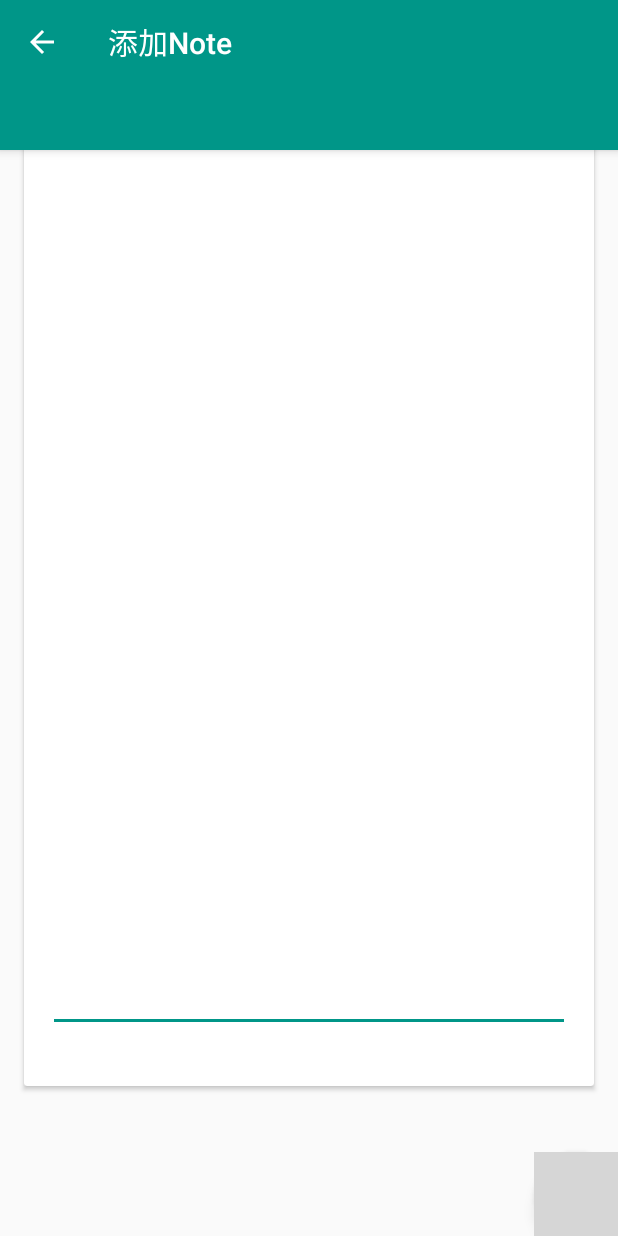
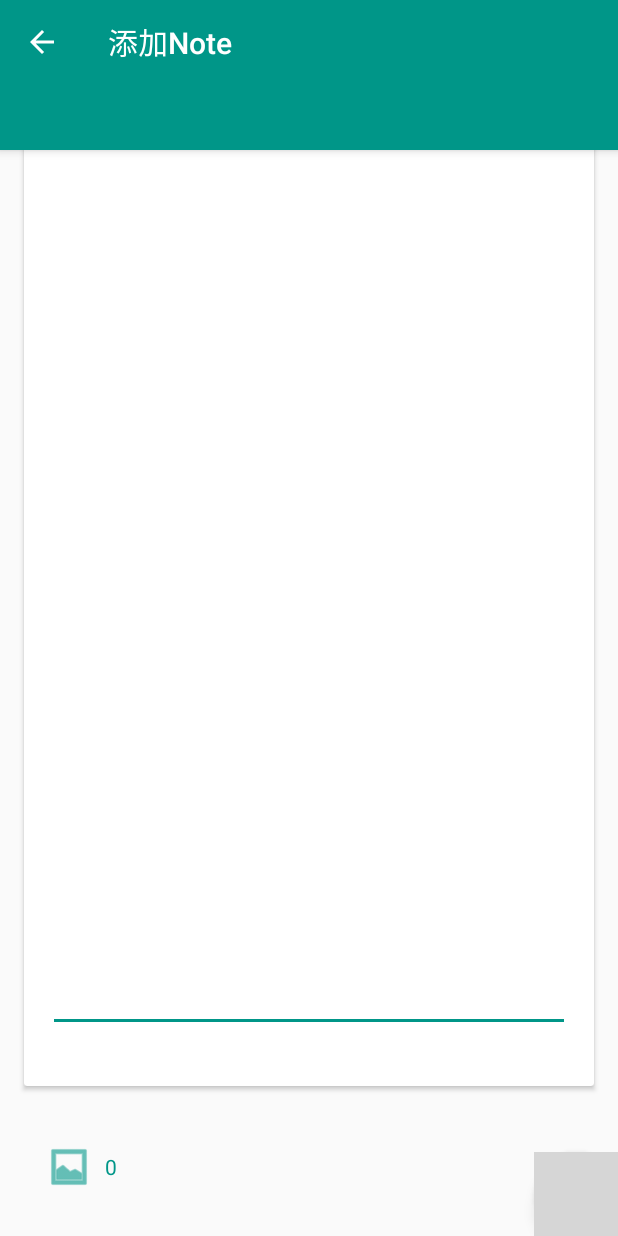
Before and after one commit to DennyCai/Smart_Note, an Android app: the screen it shows after launch (EditActivity), after a tap on an icon or button, on a phone screen of 412 x 824 dp. Run offline under Robolectric (Android 15) with nearby library versions, the phone set to English and light mode, and no system bars; libraries missing offline, so code that uses them is left out: com.baidu.api, com.wdullaer.materialdatetimepicker; grey boxes are pictures that could not be loaded.

```diff
--- a/app/src/main/java/com/denny/android/idea_note/EditActivity.java
+++ b/app/src/main/java/com/denny/android/idea_note/EditActivity.java
@@ -6,12 +6,14 @@ import android.content.Intent;
 import android.graphics.ColorFilter;
 import android.graphics.PorterDuff;
 import android.graphics.drawable.Drawable;
+import android.net.Uri;
 import android.os.Bundle;
 import android.provider.MediaStore;
 import android.support.design.widget.FloatingActionButton;
 import android.support.design.widget.Snackbar;
 import android.support.v7.app.ActionBar;
 import android.support.v7.app.AppCompatActivity;
+import android.support.v7.internal.widget.DrawableUtils;
 import android.support.v7.widget.PopupMenu;
 import android.support.v7.widget.Toolbar;
 import android.util.Log;
@@ -27,10 +29,16 @@ import com.denny.android.idea_note.dao.impl.NoteDaoImpl;
 import com.denny.android.idea_note.domain.NotePreview;
 import com.denny.android.idea_note.recevier.NoteAlarmRecevier;
 import com.denny.android.idea_note.utils.DateUtil;
+import com.denny.android.idea_note.utils.DrawableUtil;
+import com.denny.android.idea_note.utils.FileUtil;
 import com.wdullaer.materialdatetimepicker.time.RadialPickerLayout;
 import com.wdullaer.materialdatetimepicker.time.TimePickerDialog;
 
+import java.io.File;
+import java.io.IOException;
+import java.util.ArrayList;
 import java.util.Calendar;
+import java.util.List;
 
 
 /**
@@ -46,6 +54,7 @@ public class EditActivity extends AppCompatActivity {
     EditText editview;
     TextView mUpdateTime;
     TextView alarm;
+    TextView images;
 
     private NoteDao mDao;
 
@@ -56,6 +65,8 @@ public class EditActivity extends AppCompatActivity {
     private Calendar alarmTime;
 
     private NotePreview mNote;
+
+    private List<File> files;
 
     @Override
     protected void onCreate(Bundle savedInstanceState) {
@@ -106,6 +117,20 @@ public class EditActivity extends AppCompatActivity {
         mCreate = mNote_id ==-1;
         if(!mCreate)
             mNote = mDao.findNoteById(mNote_id);
+
+        files = new ArrayList<>();
+    }
+
+    private void setupToolBar() {
+        toolbar = (Toolbar) findViewById(R.id.toolbar);
+        if (mCreate)
+            toolbar.setTitle(R.string.add);
+        else
+            toolbar.setTitle(R.string.edit);
+        setSupportActionBar(toolbar);
+        ActionBar bar=getSupportActionBar();
+        bar.setHomeButtonEnabled(true);
+        bar.setDisplayHomeAsUpEnabled(true);
     }
 
     private void initViews() {
@@ -113,9 +138,30 @@ public class EditActivity extends AppCompatActivity {
         editview = (EditText) findViewById(R.id.note_edit);
         mUpdateTime = (TextView) findViewById(R.id.update_time);
         alarm= (TextView) findViewById(R.id.alarm);
+        images = (TextView) findViewById(R.id.images);
+        images.setOnClickListener(new View.OnClickListener() {
+            @Override
+            public void onClick(View v) {
+                if(images.getText().toString().equals("0"))
+                    return;
+                Intent intent = new Intent(EditActivity.this,PhotoActivity.class);
+                String name = null;
+                if(mCreate)
+                    name = "new";
+                else
+                    name = mNote_id+"";
+                intent.putExtra(PhotoActivity.NOTE_ID,
+                        name);
+                startActivity(intent);
+            }
+        });
+        showImagesNumber();
 
+        //若Note不是新建并且有设置提醒
         if(!mCreate && mNote.getAlarmTime()!=-1){
-            showAlarmText(DateUtil.format(mNote.getAlarmTime(),"MM/dd/HH:mm"));
+            showAlarmText(DateUtil.format(mNote.getAlarmTime(), "MM/dd/HH:mm"));
+            alarmTime = Calendar.getInstance();
+            alarmTime.setTimeInMillis(mNote.getAlarmTime());
         }
 
         fab.setOnClickListener(new View.OnClickListener() {
@@ -137,6 +183,24 @@ public class EditActivity extends AppCompatActivity {
             }
         }
     }
+
+    //显示图片数量
+    private void showImagesNumber() {
+        if(images.getCompoundDrawables()[0]==null)
+        images.setCompoundDrawables(
+                DrawableUtil.getDrawable(this,android.R.drawable.ic_menu_gallery,R.color.my_primary),
+                null,null,null);
+        if(mCreate)
+            images.setText("0");
+        else{
+            images.setText(getImagesNumber(mNote_id+"")+"");
+        }
+    }
+
+    private int getImagesNumber(String mNote_id) {
+        return FileUtil.listFilesNameStart(FileUtil.getImagesPath().getAbsolutePath(),mNote_id);
+    }
+
 
     private void showAlarmText(String time) {
 
@@ -174,6 +238,16 @@ public class EditActivity extends AppCompatActivity {
     //启动相机
     private void addPhoto() {
         Intent intent = new Intent(MediaStore.ACTION_IMAGE_CAPTURE);
+        String last = System.currentTimeMillis() + ".jpg";
+        String path= FileUtil.getImageByName(
+                mCreate ? "new-" + last : mNote_id + "-" + last);
+        Log.e("photo",path);
+//        try {
+//            new File(path).createNewFile();
+//        } catch (IOException e) {
+//            e.printStackTrace();
+//        }
+        intent.putExtra(MediaStore.EXTRA_OUTPUT, Uri.fromFile(new File(path)));
         startActivityForResult(intent, 0);
     }
 
@@ -228,10 +302,15 @@ public class EditActivity extends AppCompatActivity {
         return left;
     }
 
+    /**
+     * 设置闹钟
+     * @param mil :提示的时间戳
+     * @param noteId
+     */
     private void setAlert(long mil,long noteId){
         AlarmManager alarm = (AlarmManager) getSystemService(ALARM_SERVICE);
         PendingIntent pendingIntent =PendingIntent.getBroadcast(this,0,new Intent("action.alarm.note").setClass(this, NoteAlarmRecevier.class),0);
-        alarm.set(AlarmManager.RTC_WAKEUP,mil,pendingIntent);
+        alarm.set(AlarmManager.RTC_WAKEUP, mil, pendingIntent);
     }
 
     private void deleteNote(){
@@ -246,17 +325,7 @@ public class EditActivity extends AppCompatActivity {
     }
 
 
-    private void setupToolBar() {
-        toolbar = (Toolbar) findViewById(R.id.toolbar);
-        if (mCreate)
-            toolbar.setTitle(R.string.add);
-        else
-            toolbar.setTitle(R.string.edit);
-        setSupportActionBar(toolbar);
-        ActionBar bar=getSupportActionBar();
-        bar.setHomeButtonEnabled(true);
-        bar.setDisplayHomeAsUpEnabled(true);
-    }
+
 
     @Override
     public boolean onOptionsItemSelected(MenuItem item) {
@@ -269,8 +338,11 @@ public class EditActivity extends AppCompatActivity {
 
     @Override
     protected void onActivityResult(int requestCode, int resultCode, Intent data) {
-        super.onActivityResult(requestCode, resultCode, data);
-
+//        super.onActivityResult(requestCode, resultCode, data);
+        if(mCreate)
+            images.setText(getImagesNumber("new")+"");
+        else
+            images.setText(getImagesNumber(mNote_id+"")+"");
     }
 
     @Override
@@ -284,8 +356,10 @@ public class EditActivity extends AppCompatActivity {
         long newId=-1;
         Intent intent;
         //如果为新建模式且内容未空就不保存
-        if(mCreate && content.equals(""))
+        if(mCreate && content.equals("")){
+            FileUtil.delete(FileUtil.listFilesStart(FileUtil.getImagesPath().getAbsolutePath(),"new"));
             return;
+        }
 
         NotePreview note = new NotePreview();
 
@@ -299,6 +373,7 @@ public class EditActivity extends AppCompatActivity {
         if(mCreate){//新建
             note.setContent(content);
             newId = mDao.save(note);
+            renameFiles(FileUtil.listFilesStart(FileUtil.getImagesPath().getAbsolutePath(),"new"),newId+"");
             intent= makeIntent(MainActivity.ACTION_ADD, newId);
         }else{//更新操作
             note.setId(mNote_id);
@@ -314,6 +389,11 @@ public class EditActivity extends AppCompatActivity {
 
 //        Intent intent = makeIntent();
         setResult(0, intent);
+    }
+
+    //将"new-21312341.jpg"改名为"123-123124.jpg"
+    private void renameFiles(File[] files,String newName) {
+        FileUtil.replaceName(files,"new",newName);
     }
 
     //更行Note
--- /dev/null
+++ b/app/src/main/java/com/denny/android/idea_note/application/NoteApplication.java
@@ -0,0 +1,34 @@
+package com.denny.android.idea_note.application;
+
+import android.app.Application;
+import android.util.Log;
+
+import com.denny.android.idea_note.utils.FileUtil;
+
+import java.io.File;
+import java.io.IOException;
+
+/**
+ * Created by hasee on 2015/6/25.
+ */
+public class NoteApplication extends Application {
+
+    @Override
+    public void onCreate() {
+        super.onCreate();
+        initFilesInSD();
+    }
+
+    private void initFilesInSD() {
+        File appsd = FileUtil.getAppInSDPath();
+        Log.e("Path",appsd.getAbsolutePath());
+        if(!appsd.exists()) {
+            FileUtil.createDir(appsd.getAbsolutePath());
+        }
+        File imagespath = FileUtil.getImagesPath();
+        Log.e("Path",imagespath.getAbsolutePath());
+        if(!imagespath.exists()){
+            FileUtil.createDir(imagespath.getAbsolutePath());
+        }
+    }
+}
--- /dev/null
+++ b/app/src/main/java/com/denny/android/idea_note/utils/DrawableUtil.java
@@ -0,0 +1,23 @@
+package com.denny.android.idea_note.utils;
+
+import android.content.Context;
+import android.graphics.ColorFilter;
+import android.graphics.PorterDuff;
+import android.graphics.drawable.Drawable;
+
+/**
+ * Created by hasee on 2015/6/24.
+ */
+public final class DrawableUtil {
+    public static Drawable getDrawable(Context context,int id){
+        Drawable drawable = context.getResources().getDrawable(id);
+        drawable.setBounds(0,0,drawable.getIntrinsicWidth(),drawable.getIntrinsicHeight());
+        return drawable;
+    }
+
+    public static Drawable getDrawable(Context context, int id,int colorId){
+        Drawable drawable = getDrawable(context,id);
+        drawable.setColorFilter(context.getResources().getColor(colorId), PorterDuff.Mode.SRC_ATOP);
+        return drawable;
+    }
+}
--- a/app/src/main/res/layout/activity_edit.xml
+++ b/app/src/main/res/layout/activity_edit.xml
@@ -69,6 +69,15 @@
             android:drawablePadding="8dp"
             android:textColor="?attr/colorPrimary"/>
 
+        <TextView
+            android:id="@+id/images"
+            android:layout_width="wrap_content"
+            android:layout_height="wrap_content"
+            android:gravity="center_vertical"
+            android:drawablePadding="8dp"
+            android:clickable="true"
+            android:textColor="?attr/colorPrimary"/>
+
     </LinearLayout>
 
     <android.support.design.widget.FloatingActionButton
--- a/app/src/main/res/values/strings.xml
+++ b/app/src/main/res/values/strings.xml
@@ -32,4 +32,5 @@
     <string name="update_time">上次更新时间：%s</string>
     <string name="title_activity_upload">@string/cloud</string>
     <string name="action_settings">Settings</string>
+    <string name="title_activity_photo">PhotoActivity</string>
 </resources>
```
Also changed, not shown: app/src/main/AndroidManifest.xml (+13 -1 lines), app/src/main/java/com/denny/android/idea_note/MainActivity.java (+17 -6 lines), app/src/main/java/com/denny/android/idea_note/PhotoActivity.java (added, +121 -0 lines), app/src/main/java/com/denny/android/idea_note/UploadActivity.java (+16 -1 lines), app/src/main/java/com/denny/android/idea_note/recevier/NoteAlarmRecevier.java (+51 -0 lines), app/src/main/java/com/denny/android/idea_note/utils/BitmapUtil.java (added, +26 -0 lines), app/src/main/java/com/denny/android/idea_note/utils/FileUtil.java (+69 -1 lines), app/src/main/res/layout/activity_photo.xml (added, +14 -0 lines), app/src/main/res/layout/fragment_photo.xml (added, +17 -0 lines), app/src/main/res/menu/menu_main.xml (+12 -1 lines), app/src/main/res/menu/menu_photo.xml (added, +7 -0 lines).
